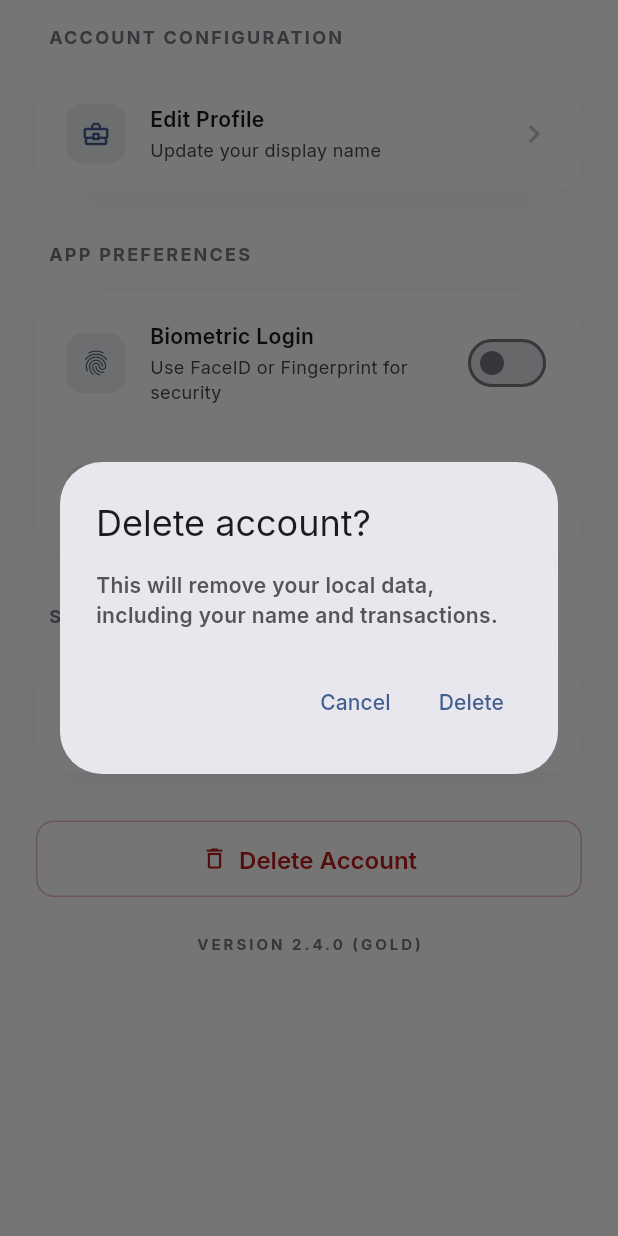
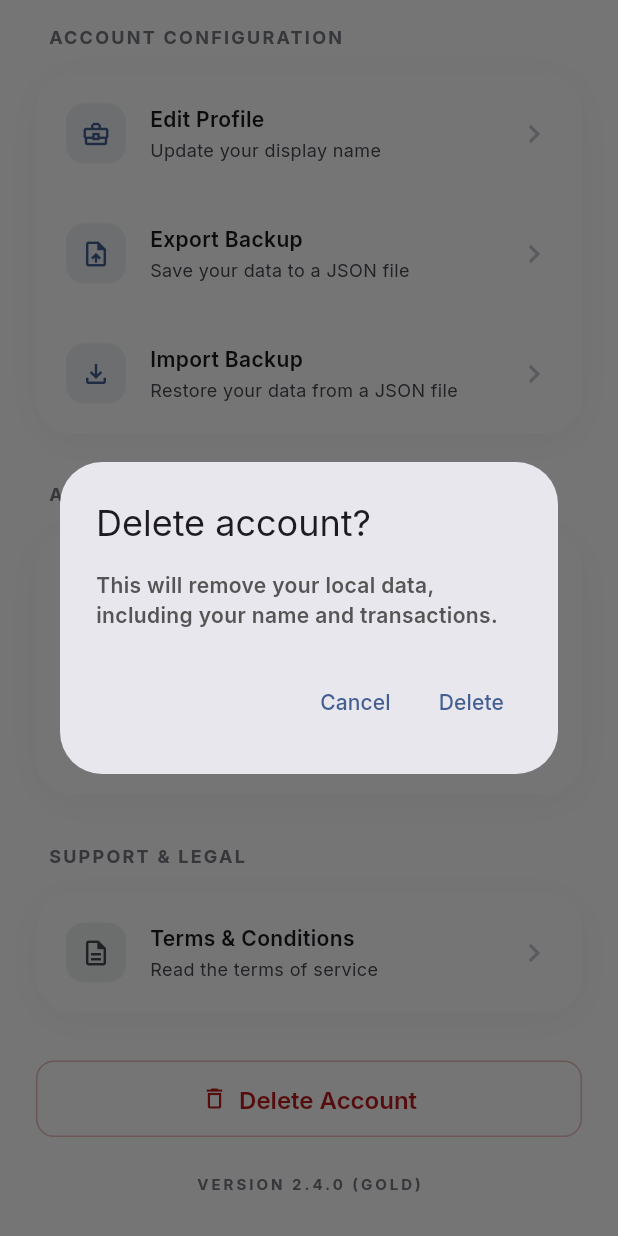
Before and after one commit to Abdurrafay19/softec_26, a Flutter app: the ProfileScreen screen opened directly, after a tap on "Delete Account", on a phone screen of 412 x 824 dp. Run offline on Flutter 3.47's test engine with Material 3 defaults, Android fonts, the phone set to English and light mode, and no system bars; drawn by our look-alikes of dynamic_color; our stand-ins replace file_picker, fl_chart, flutter_riverpod, google_fonts, google_generative_ai, hive and 3 more; accounts and stored records are empty.

```diff
--- a/lib/profile/screens/profile_screen.dart
+++ b/lib/profile/screens/profile_screen.dart
@@ -1,24 +1,23 @@
 import 'package:flutter/material.dart';
-import 'package:google_fonts/google_fonts.dart'; // Added for consistent typography
-import '../widgets/profile_hero.dart';
+import 'package:flutter_riverpod/flutter_riverpod.dart';
+import 'package:google_fonts/google_fonts.dart';
 import '../widgets/settings_group_container.dart';
 import '../widgets/settings_tile.dart';
 import '../screens/theme_selection_screen.dart';
 import '../../core/database/hive_service.dart';
+import '../../ledger/transaction_provider.dart';
 import 'edit_profile_screen.dart';
 import 'terms_conditions_screen.dart';
 import '../../auth/screens/signup_screen.dart';
 
-
-
-class ProfileScreen extends StatefulWidget {
+class ProfileScreen extends ConsumerStatefulWidget {
   const ProfileScreen({super.key});
 
   @override
-  State<ProfileScreen> createState() => _ProfileScreenState();
+  ConsumerState<ProfileScreen> createState() => _ProfileScreenState();
 }
 
-class _ProfileScreenState extends State<ProfileScreen> {
+class _ProfileScreenState extends ConsumerState<ProfileScreen> {
   bool _biometricsEnabled = false;
 
   @override
@@ -33,14 +32,12 @@ class _ProfileScreenState extends State<ProfileScreen> {
     final colorScheme = theme.colorScheme;
 
     return Scaffold(
-      // Let the main navigation's dynamic surface background bleed through
       backgroundColor: Colors.transparent,
       body: SafeArea(
         child: Column(
           children: [
             Expanded(
               child: SingleChildScrollView(
-                // Maintains the 120px bottom padding to clear the frosted glass BottomNav
                 padding: const EdgeInsets.fromLTRB(24, 16, 24, 120),
                 child: Column(
                   crossAxisAlignment: CrossAxisAlignment.stretch,
@@ -53,7 +50,7 @@ class _ProfileScreenState extends State<ProfileScreen> {
                           icon: Icons.business_center_outlined,
                           title: 'Edit Profile',
                           subtitle: 'Update your display name',
-                          iconColor: colorScheme.primary, // Adapts to wallpaper
+                          iconColor: colorScheme.primary,
                           onTap: () {
                             Navigator.push(
                               context,
@@ -61,6 +58,71 @@ class _ProfileScreenState extends State<ProfileScreen> {
                                 builder: (context) => const EditProfileScreen(),
                               ),
                             );
+                          },
+                        ),
+                        SettingsListTile(
+                          icon: Icons.upload_file_outlined,
+                          title: 'Export Backup',
+                          subtitle: 'Save your data to a JSON file',
+                          iconColor: colorScheme.primary,
+                          onTap: () async {
+                            try {
+                              await HiveService.exportBackup();
+                              if (context.mounted) {
+                                ScaffoldMessenger.of(context).showSnackBar(
+                                  const SnackBar(content: Text('Backup exported successfully')),
+                                );
+                              }
+                            } catch (e) {
+                              if (context.mounted) {
+                                ScaffoldMessenger.of(context).showSnackBar(
+                                  SnackBar(content: Text('Export failed: $e')),
+                                );
+                              }
+                            }
+                          },
+                        ),
+                        SettingsListTile(
+                          icon: Icons.file_download_outlined,
+                          title: 'Import Backup',
+                          subtitle: 'Restore your data from a JSON file',
+                          iconColor: colorScheme.primary,
+                          onTap: () async {
+                            final bool? confirm = await showDialog<bool>(
+                              context: context,
+                              builder: (context) => AlertDialog(
+                                title: const Text('Import Backup?'),
+                                content: const Text('This will replace all your current transactions and goals. This action cannot be undone.'),
+                                actions: [
+                                  TextButton(
+                                    onPressed: () => Navigator.pop(context, false),
+                                    child: const Text('Cancel'),
+                                  ),
+                                  TextButton(
+                                    onPressed: () => Navigator.pop(context, true),
+                                    child: const Text('Import'),
+                                  ),
+                                ],
+                              ),
+                            );
+
+                            if (confirm != true) return;
+
+                            try {
+                              final imported = await HiveService.importBackup();
+                              if (imported && context.mounted) {
+                                ref.invalidate(transactionsProvider);
+                                ScaffoldMessenger.of(context).showSnackBar(
+                                  const SnackBar(content: Text('Backup imported successfully')),
+                                );
+                              }
+                            } catch (e) {
+                              if (context.mounted) {
+                                ScaffoldMessenger.of(context).showSnackBar(
+                                  SnackBar(content: Text('Import failed: $e')),
+                                );
+                              }
+                            }
                           },
                         ),
                       ],
@@ -82,14 +144,13 @@ class _ProfileScreenState extends State<ProfileScreen> {
                               setState(() => _biometricsEnabled = value);
                               await HiveService.setBiometricsEnabled(value);
                             },
-                            // Ties the active switch state to your dynamic primary color
                             activeThumbColor: colorScheme.primary,
                           ),
                         ),
                         SettingsListTile(
                           icon: Icons.palette_outlined,
                           title: 'Visual Appearance',
-                          subtitle: 'Light theme active',
+                          subtitle: 'Customize app colors',
                           iconColor: colorScheme.tertiary,
                           onTap: () {
                             Navigator.push(
@@ -126,7 +187,6 @@ class _ProfileScreenState extends State<ProfileScreen> {
                     ),
                     const SizedBox(height: 32),
 
-
                     OutlinedButton.icon(
                       onPressed: () async {
                         final bool? shouldDelete = await showDialog<bool>(
@@ -137,7 +197,7 @@ class _ProfileScreenState extends State<ProfileScreen> {
                               content: const Text(
                                 'This will remove your local data, including your name and transactions.',
                                 style: TextStyle(
-                                color: Color(0xFF555555), // Replaced hardcoded grey
+                                  color: Color(0xFF555555),
                                   fontWeight: FontWeight.w600,
                                 ),
                               ),
@@ -176,7 +236,6 @@ class _ProfileScreenState extends State<ProfileScreen> {
                       icon: const Icon(Icons.delete_outline),
                       label: const Text('Delete Account'),
                       style: OutlinedButton.styleFrom(
-                        // Automatically uses the system's designated error color
                         foregroundColor: colorScheme.error,
                         side: BorderSide(
                           color: colorScheme.error.withValues(alpha: 0.3),
@@ -193,12 +252,11 @@ class _ProfileScreenState extends State<ProfileScreen> {
                     ),
                     const SizedBox(height: 24),
 
-                    // Dynamic Version Text
                     Center(
                       child: Text(
                         'VERSION 2.4.0 (GOLD)',
                         style: GoogleFonts.inter(
-                          color: colorScheme.outline, // Replaced hardcoded grey
+                          color: colorScheme.outline,
                           fontSize: 10,
                           fontWeight: FontWeight.w700,
                           letterSpacing: 2.0,
@@ -215,7 +273,6 @@ class _ProfileScreenState extends State<ProfileScreen> {
     );
   }
 
-  // Refactored to accept colorScheme and use consistent GoogleFonts
   Widget _buildSectionTitle(String title, ColorScheme colorScheme) {
     return Padding(
       padding: const EdgeInsets.only(left: 8.0),
@@ -224,7 +281,7 @@ class _ProfileScreenState extends State<ProfileScreen> {
         style: GoogleFonts.inter(
           fontWeight: FontWeight.bold,
           fontSize: 12,
-          color: colorScheme.outline, // Perfectly adapts to light/dark surfaces
+          color: colorScheme.outline,
           letterSpacing: 1.5,
         ),
       ),
--- a/lib/shared/screens/splash_screen.dart
+++ b/lib/shared/screens/splash_screen.dart
@@ -23,7 +23,7 @@ class SplashScreen extends StatelessWidget {
             const SizedBox(height: 24),
             // App Name
             Text(
-              'The Fiscal Architect',
+              'Pocketra',
               style: GoogleFonts.manrope(
                 fontSize: 28,
                 fontWeight: FontWeight.w800,
```
Also changed, not shown: lib/core/database/hive_service.dart (+101 -0 lines), lib/home/widgets/add_transaction_sheet.dart (+38 -4 lines), lib/main.dart (+5 -5 lines), pubspec.yaml (+21 -8 lines), pubspec.lock, 23 other files.
